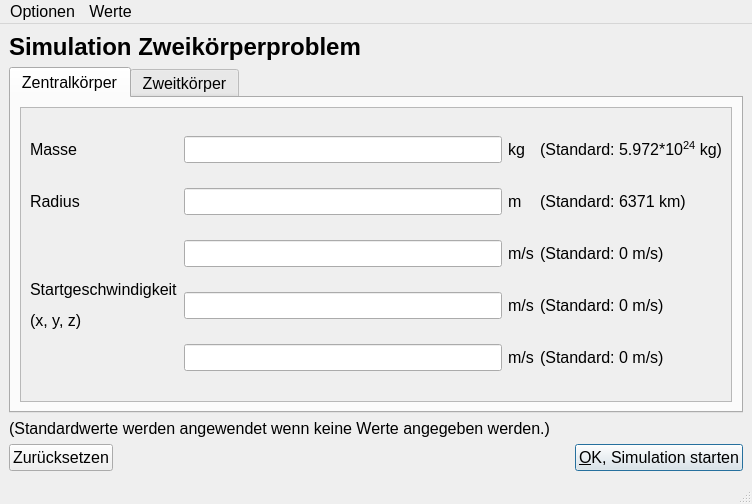
fflopsi/twobodyproblem, file twobodyproblem/ui/entry.ui: the form before one commit.
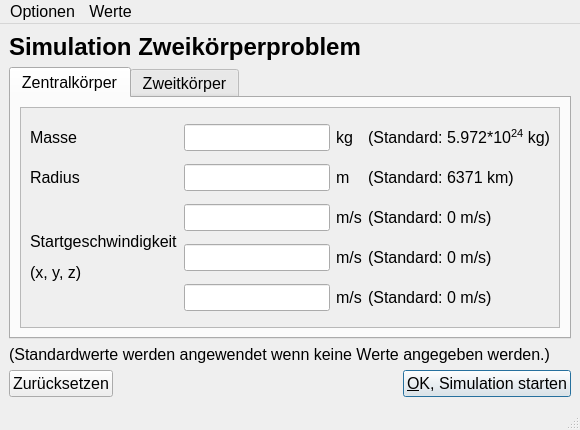
The form after the commit.

The edit to the form file:
```diff
--- a/twobodyproblem/ui/entry.ui
+++ b/twobodyproblem/ui/entry.ui
@@ -6,8 +6,8 @@
    <rect>
     <x>0</x>
     <y>0</y>
-    <width>752</width>
-    <height>504</height>
+    <width>580</width>
+    <height>430</height>
    </rect>
   </property>
   <property name="font">
@@ -53,8 +53,8 @@
             <rect>
              <x>0</x>
              <y>0</y>
-             <width>700</width>
-             <height>238</height>
+             <width>538</width>
+             <height>212</height>
             </rect>
            </property>
            <layout class="QGridLayout" name="gridLayout">
@@ -387,8 +387,8 @@
     <rect>
      <x>0</x>
      <y>0</y>
-     <width>752</width>
-     <height>34</height>
+     <width>580</width>
+     <height>26</height>
     </rect>
    </property>
    <widget class="QMenu" name="menuOptionen">
```
Left out of the diff: 4 changed lines with no effect on the pictures.
